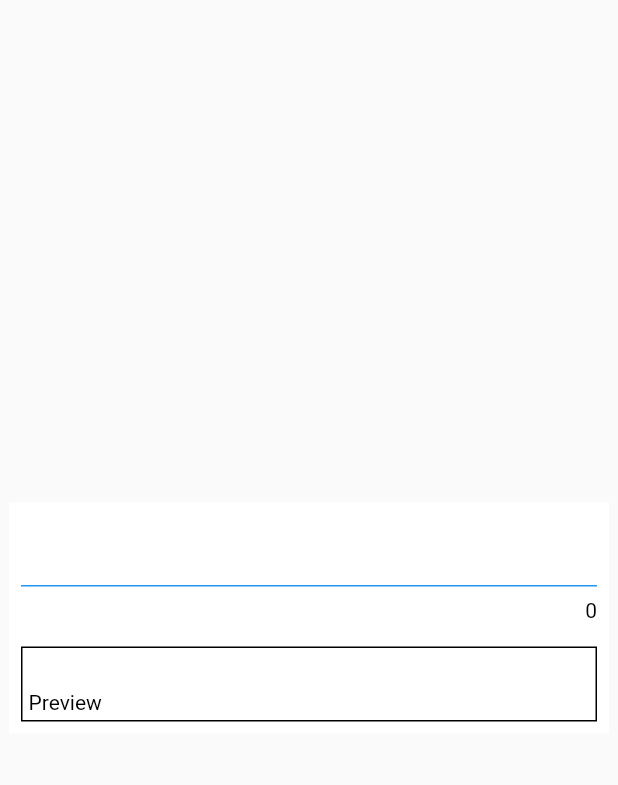
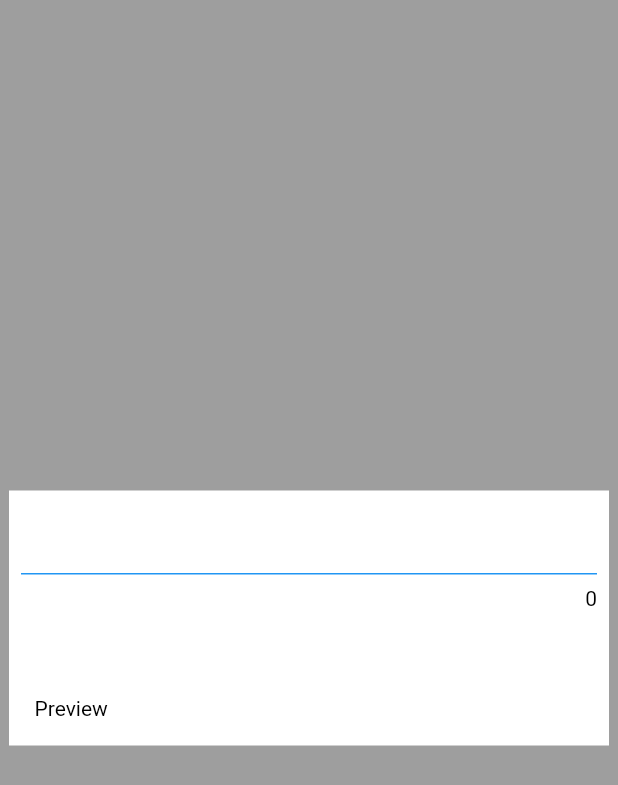
Before and after one commit to herrytco/Flutter-HTML-Editor, a Flutter app: the screen it shows after launch, on a phone screen of 412 x 824 dp. Shown: the top 785 px of the screen. Run offline on Flutter 3.47's test engine with Material 2 defaults, Android fonts, the phone set to English and light mode, and no system bars.

Commit message:
extracted properties into configuration classes

```diff
--- a/example/lib/main.dart
+++ b/example/lib/main.dart
@@ -16,6 +16,7 @@ class MyApp extends StatelessWidget {
         primarySwatch: Colors.blue,
       ),
       home: Scaffold(
+        backgroundColor: Colors.grey,
         body: Center(
           child: SizedBox(
             width: 400,
--- a/lib/editor.dart
+++ b/lib/editor.dart
@@ -7,6 +7,8 @@ import 'package:light_html_editor/richtext/buttons/color_button.dart';
 import 'package:light_html_editor/richtext/buttons/font_button.dart';
 import 'package:light_html_editor/richtext/buttons/text_button.dart';
 import 'package:light_html_editor/renderer.dart';
+import 'package:light_html_editor/richtext/editor_properties.dart';
+import 'package:light_html_editor/richtext/renderer_properties.dart';
 import 'package:light_html_editor/richtext/richtext_node.dart';
 import 'package:light_html_editor/richtext/text_constants.dart';
 
@@ -46,35 +48,29 @@ class RichTextEditor extends StatefulWidget {
   ///
   const RichTextEditor({
     Key? key,
-    this.editorLabel,
-    this.backgroundColor = Colors.white,
-    this.cursorColor = Colors.black,
-    this.inputStyle = TextConstants.labelStyle,
-    this.labelStyle = TextConstants.labelStyle,
-    this.focusedLabelStyle = TextConstants.labelStyle,
-    this.previewLabelStyle = TextConstants.labelStyle,
     this.showPreview = true,
-    this.previewLabel = "Preview",
-    this.onChanged = RichTextEditor._doNothingWithResult,
+    this.showHeaderButton = true,
+    this.initialValue,
     this.maxLength,
-    this.initialValue,
     this.placeholderMarker = "\\\$",
     this.placeholders = const [],
+    this.onChanged = RichTextEditor._doNothingWithResult,
+    this.previewDecoration = const RendererDecoration(
+      label: "Preview",
+      labelStyle: TextConstants.labelStyle,
+    ),
+    this.editorDecoration = const EditorDecoration(),
   }) : super(key: key);
 
-  final Color backgroundColor;
-  final Color cursorColor;
-  final String? editorLabel;
   final bool showPreview;
-  final String previewLabel;
+  final bool showHeaderButton;
   final String? initialValue;
-  final TextStyle previewLabelStyle;
-  final TextStyle inputStyle;
-  final TextStyle labelStyle;
-  final TextStyle focusedLabelStyle;
   final int? maxLength;
   final String placeholderMarker;
   final List<RichTextPlaceholder> placeholders;
+
+  final RendererDecoration previewDecoration;
+  final EditorDecoration editorDecoration;
 
   final Function(String) onChanged;
 
@@ -231,7 +227,7 @@ class _RichTextEditorState extends State<RichTextEditor> {
   @override
   Widget build(BuildContext context) {
     return Container(
-      color: widget.backgroundColor,
+      color: widget.editorDecoration.backgroundColor,
       width: double.infinity,
       child: Column(
         mainAxisSize: MainAxisSize.min,
@@ -283,13 +279,13 @@ class _RichTextEditorState extends State<RichTextEditor> {
                 if (currentLength != null && widget.maxLength != null)
                   return Text(
                     "$currentLength/${widget.maxLength}",
-                    style: widget.labelStyle,
+                    style: widget.editorDecoration.labelStyle,
                   );
 
                 if (currentLength != null)
                   return Text(
                     "$currentLength",
-                    style: widget.labelStyle,
+                    style: widget.editorDecoration.labelStyle,
                   );
 
                 return SizedBox();
@@ -301,10 +297,10 @@ class _RichTextEditorState extends State<RichTextEditor> {
               maxLength: widget.maxLength,
               maxLengthEnforcement: MaxLengthEnforcement.enforced,
               decoration: InputDecoration(
-                labelText: widget.editorLabel,
+                labelText: widget.editorDecoration.editorLabel,
                 labelStyle: _focusNode.hasFocus
-                    ? widget.focusedLabelStyle
-                    : widget.labelStyle,
+                    ? widget.editorDecoration.focusedLabelStyle
+                    : widget.editorDecoration.labelStyle,
                 enabledBorder: UnderlineInputBorder(
                   borderSide: BorderSide(
                     color: Theme.of(context).primaryColor,
@@ -316,8 +312,8 @@ class _RichTextEditorState extends State<RichTextEditor> {
                   ),
                 ),
               ),
-              cursorColor: widget.cursorColor,
-              style: widget.inputStyle,
+              cursorColor: widget.editorDecoration.cursorColor,
+              style: widget.editorDecoration.inputStyle,
             ),
           ),
           if (widget.showPreview)
@@ -325,10 +321,9 @@ class _RichTextEditorState extends State<RichTextEditor> {
               padding: const EdgeInsets.all(8.0),
               child: RichtextRenderer(
                 root: _node,
-                label: widget.previewLabel,
-                labelStyle: widget.previewLabelStyle,
                 placeholders: widget.placeholders,
                 placeholderMarker: widget.placeholderMarker,
+                rendererDecoration: widget.previewDecoration,
               ),
             ),
         ],
--- a/lib/renderer.dart
+++ b/lib/renderer.dart
@@ -3,8 +3,8 @@ import 'dart:math';
 import 'package:flutter/material.dart';
 import 'package:light_html_editor/editor.dart';
 import 'package:light_html_editor/placeholder.dart';
+import 'package:light_html_editor/richtext/renderer_properties.dart';
 import 'package:light_html_editor/richtext/richtext_node.dart';
-import 'package:light_html_editor/richtext/text_constants.dart';
 
 ///
 /// Lightweight HTML renderer converting basic HTML text into Richtext
@@ -30,27 +30,17 @@ class RichtextRenderer extends StatelessWidget {
   const RichtextRenderer({
     Key? key,
     @required this.root,
-    this.hasBorder = true,
-    this.padding = const EdgeInsets.all(4),
-    this.defaultFontSize = TextConstants.defaultFontSize,
-    this.defaultColor = TextConstants.defaultColor,
-    this.label,
     this.maxLength,
-    this.labelStyle = TextConstants.labelStyle,
     this.placeholderMarker = "\\\$",
     this.placeholders = const [],
+    this.rendererDecoration = const RendererDecoration(),
   }) : super(key: key);
 
-  final String? label;
-  final TextStyle labelStyle;
   final DocumentNode? root;
-  final bool hasBorder;
-  final EdgeInsets padding;
-  final Color defaultColor;
-  final double defaultFontSize;
   final int? maxLength;
   final String placeholderMarker;
   final List<RichTextPlaceholder> placeholders;
+  final RendererDecoration rendererDecoration;
 
   ///
   /// Creates a new instance of an HTML renderer. Takes a richtext created by
@@ -71,21 +61,13 @@ class RichtextRenderer extends StatelessWidget {
   ///
   factory RichtextRenderer.fromRichtext(
     String richtext, {
-    String? label,
-    TextStyle labelStyle = TextConstants.labelStyle,
-    bool hasBorder = true,
-    EdgeInsets padding = const EdgeInsets.all(4),
-    double defaultFontSize = TextConstants.defaultFontSize,
-    Color defaultColor = TextConstants.defaultColor,
+    int? maxLength,
+    RendererDecoration rendererDecoration = const RendererDecoration(),
   }) {
     return RichtextRenderer(
       root: Parser().parse(richtext),
-      label: label,
-      labelStyle: labelStyle,
-      hasBorder: hasBorder,
-      padding: padding,
-      defaultFontSize: defaultFontSize,
-      defaultColor: defaultColor,
+      maxLength: maxLength,
+      rendererDecoration: rendererDecoration,
     );
   }
 
@@ -95,15 +77,19 @@ class RichtextRenderer extends StatelessWidget {
   ///
   void _processNodeNew(DocumentNode node, List<_TextNode> result) {
     for (int i = 0; i < node.text.length; i++) {
-      if (node.text[i] != null && node.text[i].isNotEmpty)
+      if (node.text[i].isNotEmpty)
         result.add(
           _TextNode(
             node.text[i],
             TextStyle(
-              fontSize: node.fontSize != null ? node.fontSize : defaultFontSize,
+              fontSize: node.fontSize != null
+                  ? node.fontSize
+                  : rendererDecoration.defaultFontSize,
               fontWeight: node.isBold ? FontWeight.bold : FontWeight.normal,
               fontStyle: node.isItalics ? FontStyle.italic : FontStyle.normal,
-              color: node.textColor != null ? node.textColor : defaultColor,
+              color: node.textColor != null
+                  ? node.textColor
+                  : rendererDecoration.defaultColor,
               decoration: node.underline,
             ),
             node.invokesNewline,
@@ -162,6 +148,8 @@ class RichtextRenderer extends StatelessWidget {
         );
         tmp = [];
       }
+
+      if (full) break;
     }
 
     if (tmp.length > 0)
@@ -186,20 +174,16 @@ class RichtextRenderer extends StatelessWidget {
     return Container(
       width: double.infinity,
       decoration: BoxDecoration(
-        border: hasBorder
-            ? Border.all(
-                color: Colors.black,
-              )
-            : Border.all(
-                color: Colors.transparent,
-              ),
+        border: rendererDecoration.border != null
+            ? rendererDecoration.border!
+            : Border.all(color: Colors.transparent),
       ),
       child: Column(
         crossAxisAlignment: CrossAxisAlignment.start,
         mainAxisSize: MainAxisSize.min,
         children: [
           Padding(
-            padding: padding,
+            padding: rendererDecoration.padding,
             child: root != null
                 ? Column(
                     crossAxisAlignment: CrossAxisAlignment.start,
@@ -221,12 +205,13 @@ class RichtextRenderer extends StatelessWidget {
                     child: Text(" "),
                   ),
           ),
-          if (label != null && label!.isNotEmpty)
+          if (rendererDecoration.label != null &&
+              rendererDecoration.label!.isNotEmpty)
             Padding(
-              padding: padding,
+              padding: rendererDecoration.padding,
               child: Text(
-                label!,
-                style: labelStyle,
+                rendererDecoration.label!,
+                style: rendererDecoration.labelStyle,
               ),
             ),
         ],
--- /dev/null
+++ b/lib/richtext/editor_properties.dart
@@ -0,0 +1,20 @@
+import 'package:flutter/material.dart';
+import 'package:light_html_editor/richtext/text_constants.dart';
+
+class EditorDecoration {
+  final Color backgroundColor;
+  final Color cursorColor;
+  final String? editorLabel;
+  final TextStyle inputStyle;
+  final TextStyle labelStyle;
+  final TextStyle focusedLabelStyle;
+
+  const EditorDecoration({
+    this.editorLabel,
+    this.backgroundColor = Colors.white,
+    this.cursorColor = Colors.black,
+    this.inputStyle = TextConstants.labelStyle,
+    this.labelStyle = TextConstants.labelStyle,
+    this.focusedLabelStyle = TextConstants.labelStyle,
+  });
+}
--- /dev/null
+++ b/lib/richtext/renderer_properties.dart
@@ -0,0 +1,20 @@
+import 'package:flutter/cupertino.dart';
+import 'package:light_html_editor/richtext/text_constants.dart';
+
+class RendererDecoration {
+  final BoxBorder? border;
+  final String? label;
+  final TextStyle labelStyle;
+  final Color defaultColor;
+  final double defaultFontSize;
+  final EdgeInsets padding;
+
+  const RendererDecoration({
+    this.border,
+    this.label,
+    this.labelStyle = TextConstants.labelStyle,
+    this.defaultColor = TextConstants.defaultColor,
+    this.defaultFontSize = TextConstants.defaultFontSize,
+    this.padding = const EdgeInsets.all(8),
+  });
+}
--- a/lib/richtext/richtext_node.dart
+++ b/lib/richtext/richtext_node.dart
@@ -92,7 +92,7 @@ class DocumentNode {
   ///
   /// If the parsing fails, the property will be ignored.
   ///
-  Color _getStylePropertyColorOrDefault(String key, Color defaultValue) {
+  Color? _getStylePropertyColorOrDefault(String key) {
     DocumentNode? workingNode = this;
 
     while (workingNode != null) {
@@ -109,7 +109,7 @@ class DocumentNode {
       workingNode = workingNode.parent;
     }
 
-    return defaultValue;
+    return null;
   }
 
   ///
@@ -131,7 +131,7 @@ class DocumentNode {
   /// If no suitable candidate is found, [TextConstants.defaultFontSize] will be
   /// returned.
   ///
-  double get fontSize {
+  double? get fontSize {
     DocumentNode? workingNode = this;
     String key = "font-size";
 
@@ -157,7 +157,7 @@ class DocumentNode {
       workingNode = workingNode.parent;
     }
 
-    return TextConstants.defaultFontSize;
+    return null;
   }
 
   ///
@@ -168,10 +168,7 @@ class DocumentNode {
   /// If no suitable candidate is found, [TextConstants.defaultColor] will be
   /// returned.
   ///
-  Color get textColor => _getStylePropertyColorOrDefault(
-        "color",
-        TextConstants.defaultColor,
-      );
+  Color? get textColor => _getStylePropertyColorOrDefault("color");
 
   /// recursively prints the subtree into the console
   void printNode({intend = 0}) {
--- a/pubspec.yaml
+++ b/pubspec.yaml
@@ -1,6 +1,6 @@
 name: light_html_editor
-description: A lightweight HTML editor for Flutter.
-version: 0.0.1
+description: A lightweight HTML editor for Flutter. Provides functionality to edit and parse simple HTML code.
+version: 0.0.2
 homepage: "https://manuelh.at/"
 
 environment:
```
Also changed, not shown: example/pubspec.lock, pubspec.lock, 1 other file.
